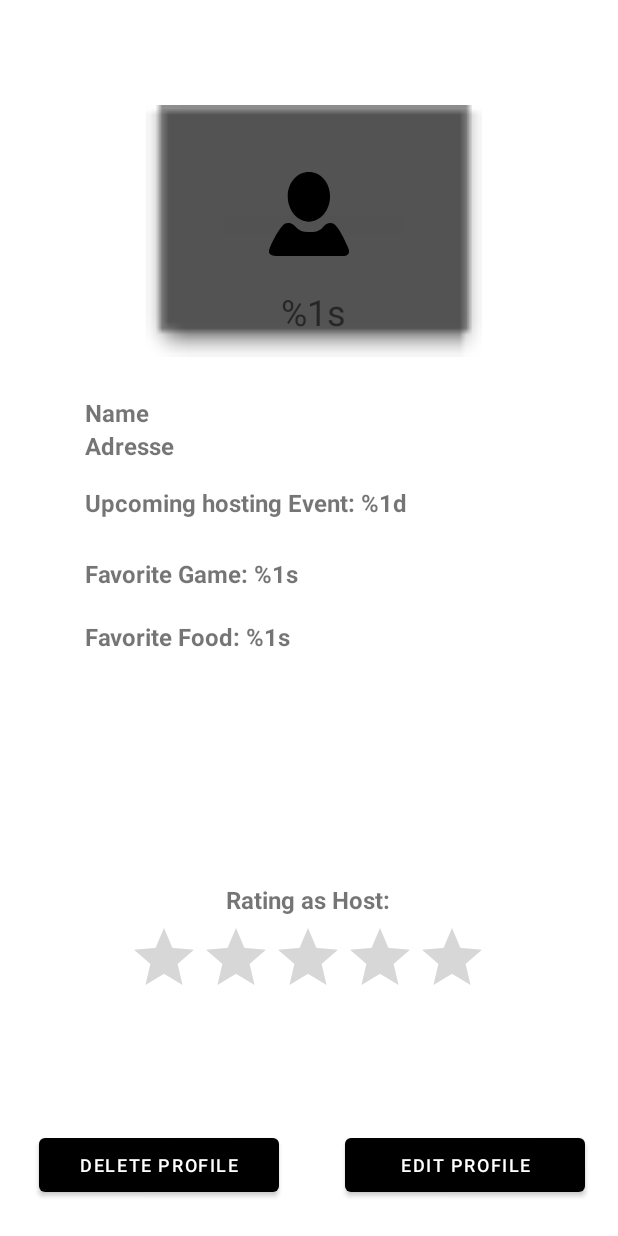
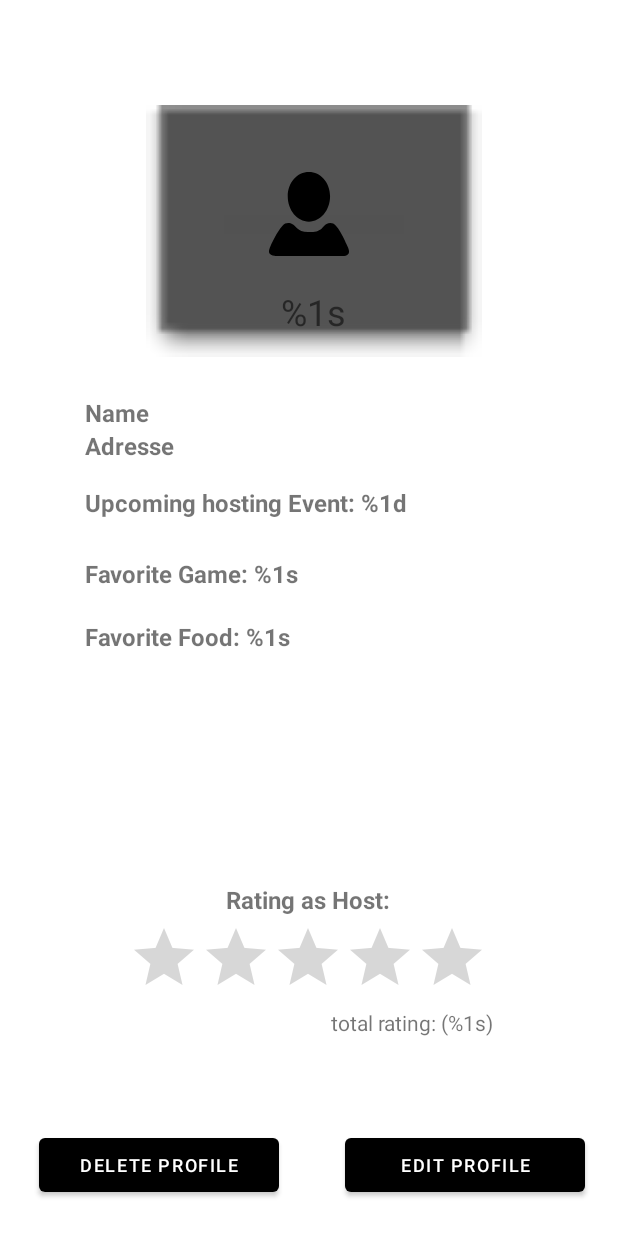
Before and after one commit to ElisaWissemann/BoardGameApp, an Android app: the layout fragment_profile.xml on its own in the app's theme, with its tools: preview values and no code run, on a phone screen of 412 x 824 dp. Run offline under Robolectric (Android 15) with nearby library versions, the phone set to English and light mode, and no system bars.

Commit message:
profileFragment: totalRating

```diff
--- a/app/src/main/java/com/example/boardgameapp/screens/profile/ProfileFragment.kt
+++ b/app/src/main/java/com/example/boardgameapp/screens/profile/ProfileFragment.kt
@@ -12,6 +12,7 @@ import com.example.boardgameapp.R
 import com.example.boardgameapp.data.user.User
 import com.example.boardgameapp.data.user.UserDataSource
 import com.example.boardgameapp.databinding.FragmentProfileBinding
+import com.example.boardgameapp.data.user.FormatRatingUseCase
 
 
 class ProfileFragment : Fragment() {
@@ -32,6 +33,8 @@ class ProfileFragment : Fragment() {
         _binding = FragmentProfileBinding.inflate(inflater, container, false)
 
         return binding.root
+
+
     }
 
     override fun onViewCreated(view: View, savedInstanceState: Bundle?) {
@@ -51,9 +54,12 @@ class ProfileFragment : Fragment() {
         //_binding!!.eventText.text = getString(R.string.upcoming_hosting_event_text, upcomingEventDate)
         _binding!!.favoriteGameText.text = getString(R.string.favorite_game_text, user.favorite_game)
         _binding!!.favoriteFoodText.text = getString(R.string.favorite_food_text, user.favorite_food)
+
+        val currentRating = FormatRatingUseCase(userId = args.pUserId ).getRating()
+        binding.totalRatingText.text = getString(R.string.total_ratings_text, currentRating.toString())
     }
-    //TODO RatingAsHost und UpcomingHostingEvents
-    //TODO ScrollView
+    //TODO RatingBar und UpcomingHostingEvents
+
     //TODO EditButton DeleteButton
 
 
--- a/app/src/main/res/layout/fragment_profile.xml
+++ b/app/src/main/res/layout/fragment_profile.xml
@@ -6,6 +6,12 @@
     android:layout_height="match_parent"
     tools:context=".screens.profile.ProfileFragment">
 
+
+    <ScrollView
+        android:layout_width="match_parent"
+        android:layout_height="match_parent"
+        android:orientation="vertical"
+        android:fillViewport="true" >
 
 
         <androidx.constraintlayout.widget.ConstraintLayout
@@ -23,7 +29,7 @@
                 app:layout_constraintEnd_toStartOf="@+id/edit_profile_button"
                 app:layout_constraintHorizontal_bias="0.376"
                 app:layout_constraintStart_toStartOf="parent"
-            app:layout_constraintTop_toBottomOf="@+id/textView"
+                app:layout_constraintTop_toBottomOf="@+id/total_rating_text"
                 app:layout_constraintVertical_bias="0.724" />
 
             <Button
@@ -36,11 +42,11 @@
                 app:layout_constraintEnd_toEndOf="parent"
                 app:layout_constraintHorizontal_bias="0.912"
                 app:layout_constraintStart_toStartOf="parent"
-            app:layout_constraintTop_toBottomOf="@+id/textView"
+                app:layout_constraintTop_toBottomOf="@+id/total_rating_text"
                 app:layout_constraintVertical_bias="0.724" />
 
             <TextView
-            android:id="@+id/textView"
+                android:id="@+id/total_rating_text"
                 android:layout_width="wrap_content"
                 android:layout_height="wrap_content"
                 android:layout_marginEnd="20dp"
@@ -191,4 +197,6 @@
                 app:layout_constraintVertical_bias="0.838" />
 
         </androidx.constraintlayout.widget.ConstraintLayout>
+
+    </ScrollView>
 </FrameLayout>
--- a/app/src/main/res/values/strings.xml
+++ b/app/src/main/res/values/strings.xml
@@ -32,7 +32,7 @@
     <string name="rate_the_host">RATE THE HOST</string>
     <string name="submit">Submit</string>
     <string name="total_rating_1d">Total rating: (%1s)</string>
-    <string name="total_ratings_text" />
+    <string name="total_ratings_text">total rating: (%1s)</string>
     <string name="name" >%1s</string>
     <string name="address">%1s</string>
     <string name="upcoming_hosting_event_text">Upcoming hosting Event: %1d</string>
```
Lines whose indentation alone changed are shown as unchanged.
